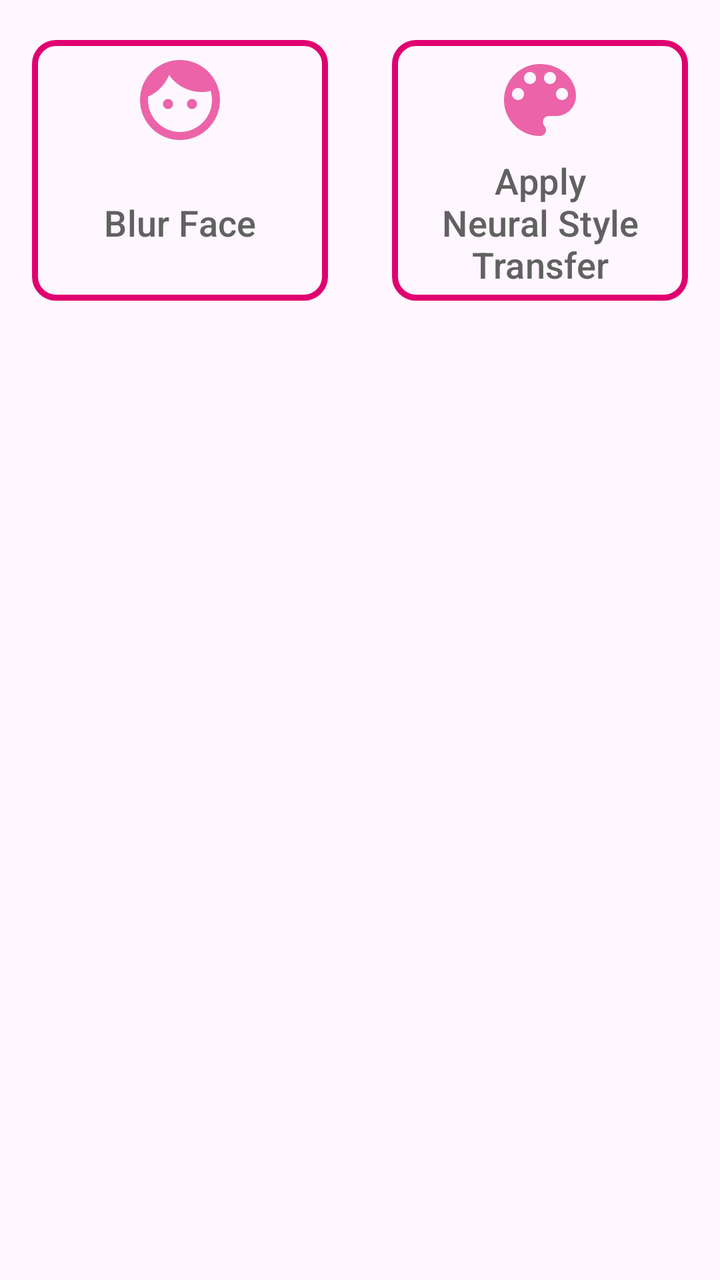
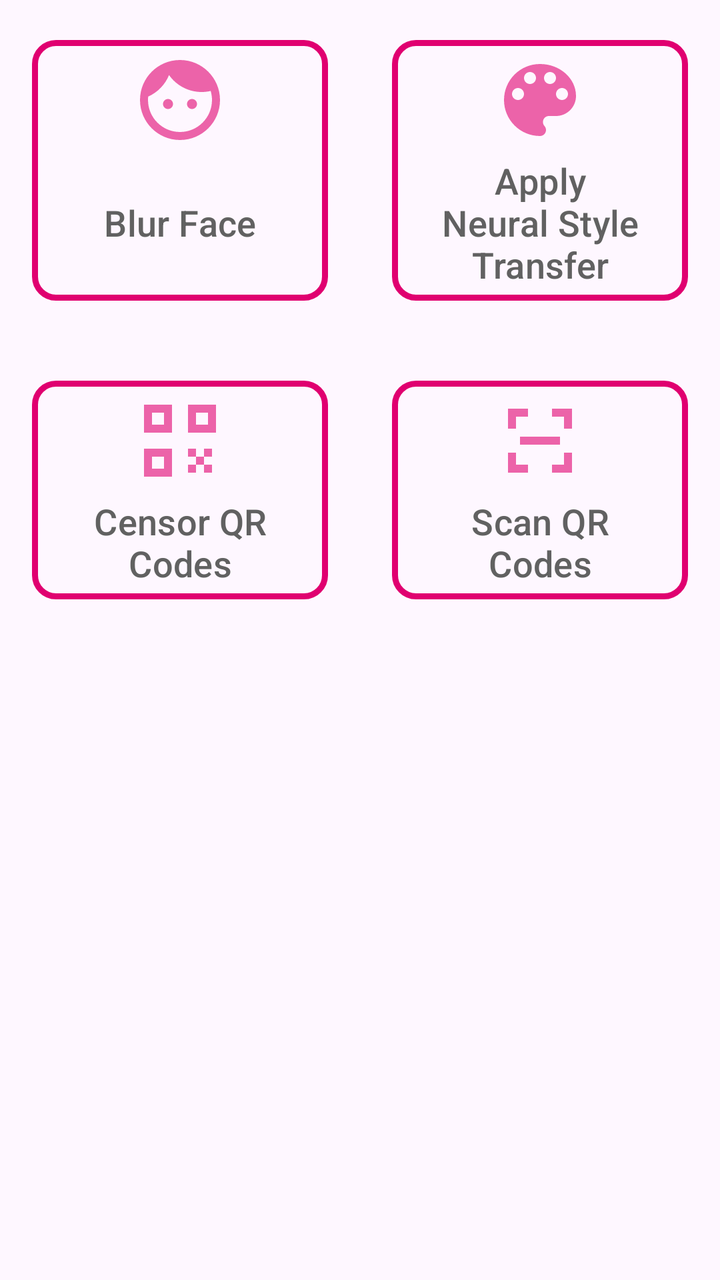

Two renders of the same Android screen: before a commit and after it. Below are the layout's source before the change and the commit's diff.
<!-- AndroidManifest.xml: application theme Theme.Asnapblur -->
<!-- res/layout/page_home.xml -->
<?xml version="1.0" encoding="utf-8"?>
<androidx.drawerlayout.widget.DrawerLayout xmlns:android="http://schemas.android.com/apk/res/android"
    xmlns:app="http://schemas.android.com/apk/res-auto"
    android:id="@+id/drawer"
    android:layout_width="match_parent"
    android:layout_height="match_parent">

    <LinearLayout
        android:layout_width="match_parent"
        android:layout_height="match_parent"
        android:orientation="vertical">

        <FrameLayout
            android:id="@+id/container_app_bar"
            android:layout_width="match_parent"
            android:layout_height="wrap_content" />

        <GridLayout
            android:layout_width="match_parent"
            android:layout_height="wrap_content"
            android:columnCount="@integer/grid_column_count">

            <com.google.android.material.button.MaterialButton
                android:id="@+id/button_blur_face"
                style="@style/Theme.Asnapblur.HomeMenuButton"
                android:layout_width="0dp"
                android:layout_height="wrap_content"
                android:layout_columnWeight="1"
                android:layout_gravity="fill"
                android:gravity="center"
                android:text="@string/title_blur_face"
                app:icon="@drawable/ic_face_black" />

            <com.google.android.material.button.MaterialButton
                android:id="@+id/button_nst_apply_picture"
                style="@style/Theme.Asnapblur.HomeMenuButton"
                android:layout_width="0dp"
                android:layout_height="wrap_content"
                android:layout_columnWeight="1"
                android:layout_gravity="fill"
                android:gravity="center"
                android:text="@string/title_nst_apply_image"
                app:icon="@drawable/ic_palette_black" />
        </GridLayout>
    </LinearLayout>
</androidx.drawerlayout.widget.DrawerLayout>
<!-- resources referenced by this layout -->
<resources>
  <!-- drawable ic_face_black (drawable-anydpi) -->
  <vector xmlns:android="http://schemas.android.com/apk/res/android"
      android:width="24dp"
      android:height="24dp"
      android:viewportWidth="24"
      android:viewportHeight="24"
      android:tint="#333333"
      android:alpha="0.6">
    <path
        android:fillColor="@android:color/white"
        android:pathData="M9,11.75c-0.69,0 -1.25,0.56 -1.25,1.25s0.56,1.25 1.25,1.25 1.25,-0.56 1.25,-1.25 -0.56,-1.25 -1.25,-1.25zM15,11.75c-0.69,0 -1.25,0.56 -1.25,1.25s0.56,1.25 1.25,1.25 1.25,-0.56 1.25,-1.25 -0.56,-1.25 -1.25,-1.25zM12,2C6.48,2 2,6.48 2,12s4.48,10 10,10 10,-4.48 10,-10S17.52,2 12,2zM12,20c-4.41,0 -8,-3.59 -8,-8 0,-0.29 0.02,-0.58 0.05,-0.86 2.36,-1.05 4.23,-2.98 5.21,-5.37C11.07,8.33 14.05,10 17.42,10c0.78,0 1.53,-0.09 2.25,-0.26 0.21,0.71 0.33,1.47 0.33,2.26 0,4.41 -3.59,8 -8,8z"/>
  </vector>
  <integer name="grid_column_count">2</integer>
  <string name="title_blur_face">Blur Face</string>
  <string name="title_nst_apply_image">Apply Neural Style Transfer</string>
  <style name="Theme.Asnapblur.HomeMenuButton" parent="Widget.Material3.Button.OutlinedButton">
          <item name="android:gravity">center</item>
          <item name="android:textAllCaps">false</item>
          <item name="android:textColor">@color/daynight_gray_700_white</item>
          <item name="android:textSize">@dimen/text_nav_menu</item>
          <item name="android:textStyle">normal</item>
          <item name="android:layout_margin">16dp</item>
          <item name="strokeWidth">3dp</item>
          <item name="strokeColor">?attr/colorSecondary</item>
          <item name="cornerRadius">12dp</item>
          <item name="iconSize">48dp</item>
          <item name="iconTint">?attr/colorSecondary</item>
          <item name="iconGravity">top</item>
      </style>
  <style name="Theme.Asnapblur" parent="Theme.Material3.DayNight">
          
          <item name="colorPrimary">@color/red_800</item>
          <item name="colorPrimaryVariant">@color/light_blue_300</item>
          <item name="colorOnPrimary">@color/white</item>
          
          <item name="colorSecondary">@color/magenta_600</item>
          <item name="colorSecondaryVariant">@color/orange_800</item>
          <item name="colorOnSecondary">@color/black</item>
          
          <item name="android:textColor">@color/gray_700</item>
      </style>
  <color name="daynight_gray_700_white">@color/gray_700</color>
  <dimen name="text_nav_menu">18sp</dimen>
  <color name="red_800">#E00000</color>
  <color name="light_blue_300">#00E0E0</color>
  <color name="white">#FFFFFFFF</color>
  <color name="magenta_600">#E00070</color>
  <color name="orange_800">#E07000</color>
  <color name="black">#FF000000</color>
  <color name="gray_700">#616161</color>
  <!-- unchanged entries left out for length: 1 -->
</resources>

<!-- the commit's change to res/layout/page_home.xml (unified diff, before → after) -->
@@ -41,6 +41,28 @@
                 android:gravity="center"
                 android:text="@string/title_nst_apply_image"
                 app:icon="@drawable/ic_palette_black" />
+
+            <com.google.android.material.button.MaterialButton
+                android:id="@+id/button_qr_censor"
+                style="@style/Theme.Asnapblur.HomeMenuButton"
+                android:layout_width="0dp"
+                android:layout_height="wrap_content"
+                android:layout_columnWeight="1"
+                android:layout_gravity="fill"
+                android:gravity="center"
+                android:text="@string/title_qr_censor"
+                app:icon="@drawable/ic_qr_code_black" />
+
+            <com.google.android.material.button.MaterialButton
+                android:id="@+id/button_qr_scan"
+                style="@style/Theme.Asnapblur.HomeMenuButton"
+                android:layout_width="0dp"
+                android:layout_height="wrap_content"
+                android:layout_columnWeight="1"
+                android:layout_gravity="fill"
+                android:gravity="center"
+                android:text="@string/title_qr_scan"
+                app:icon="@drawable/ic_qr_code_scanner_black" />
         </GridLayout>
     </LinearLayout>
 </androidx.drawerlayout.widget.DrawerLayout>
<!-- resource entries referenced after the edit -->
@@ -12,9 +12,35 @@
         android:fillColor="@android:color/white"
         android:pathData="M9,11.75c-0.69,0 -1.25,0.56 -1.25,1.25s0.56,1.25 1.25,1.25 1.25,-0.56 1.25,-1.25 -0.56,-1.25 -1.25,-1.25zM15,11.75c-0.69,0 -1.25,0.56 -1.25,1.25s0.56,1.25 1.25,1.25 1.25,-0.56 1.25,-1.25 -0.56,-1.25 -1.25,-1.25zM12,2C6.48,2 2,6.48 2,12s4.48,10 10,10 10,-4.48 10,-10S17.52,2 12,2zM12,20c-4.41,0 -8,-3.59 -8,-8 0,-0.29 0.02,-0.58 0.05,-0.86 2.36,-1.05 4.23,-2.98 5.21,-5.37C11.07,8.33 14.05,10 17.42,10c0.78,0 1.53,-0.09 2.25,-0.26 0.21,0.71 0.33,1.47 0.33,2.26 0,4.41 -3.59,8 -8,8z"/>
   </vector>
+  <!-- drawable ic_qr_code_black (drawable-anydpi) -->
+  <vector xmlns:android="http://schemas.android.com/apk/res/android"
+      android:width="24dp"
+      android:height="24dp"
+      android:viewportWidth="24"
+      android:viewportHeight="24"
+      android:tint="#333333"
+      android:alpha="0.6">
+    <path
+        android:fillColor="@android:color/white"
+        android:pathData="M3,3h7v7H3V3z M5,5v3h3V5H5z M14,3h7v7h-7V3z M16,5v3h3V5h-3z M3,14h7v7H3V14z M5,16v3h3v-3H5z M14,14h2v2h-2V14z M18,14h2v2h-2V14z M16,16h2v2h-2V16z M14,18h2v2h-2V18z M18,18h2v2h-2V18z"/>
+  </vector>
+  <!-- drawable ic_qr_code_scanner_black (drawable-anydpi) -->
+  <vector xmlns:android="http://schemas.android.com/apk/res/android"
+      android:width="24dp"
+      android:height="24dp"
+      android:viewportWidth="24"
+      android:viewportHeight="24"
+      android:tint="#333333"
+      android:alpha="0.6">
+    <path
+        android:fillColor="@android:color/white"
+        android:pathData="M4,4h5v2H6v3H4V4z M15,4h5v5h-2V6h-3V4z M4,15h2v3h3v2H4V15z M18,15h2v5h-5v-2h3V15z M7,11h10v2H7V11z"/>
+  </vector>
   <integer name="grid_column_count">2</integer>
   <string name="title_blur_face">Blur Face</string>
   <string name="title_nst_apply_image">Apply Neural Style Transfer</string>
+  <string name="title_qr_censor">Censor QR Codes</string>
+  <string name="title_qr_scan">Scan QR Codes</string>
   <style name="Theme.Asnapblur.HomeMenuButton" parent="Widget.Material3.Button.OutlinedButton">
           <item name="android:gravity">center</item>
           <item name="android:textAllCaps">false</item>
